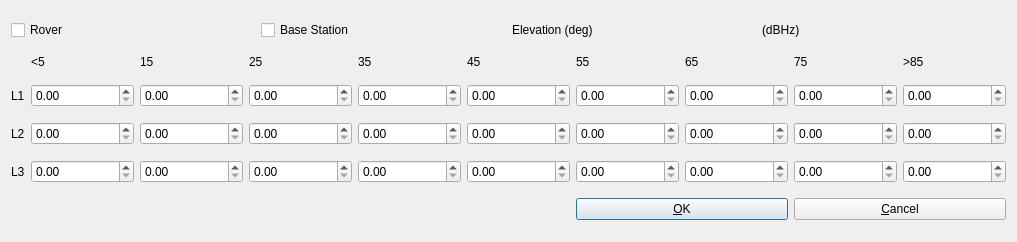
Above: app/qtapp/appcmn_qt/maskoptdlg.ui from lhuisman/myRTKLIB before the change. Below: the same form after it.
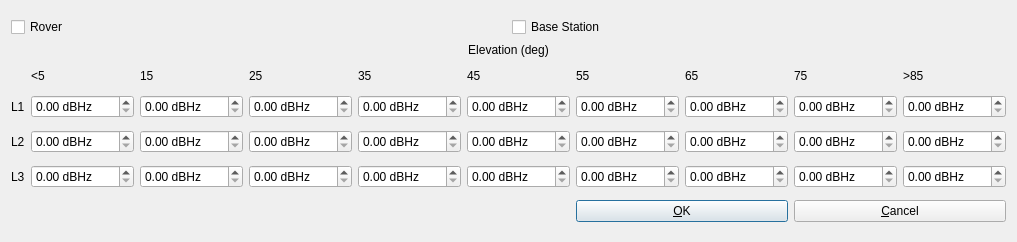
That is the form after the change.

```diff
--- a/app/qtapp/appcmn_qt/maskoptdlg.ui
+++ b/app/qtapp/appcmn_qt/maskoptdlg.ui
@@ -71,7 +71,10 @@
       <string/>
      </property>
      <property name="text" stdset="0">
-      <string>0,00</string>
+      <string>0,00 dBHz</string>
+     </property>
+     <property name="suffix">
+      <string> dBHz</string>
      </property>
      <property name="maximum">
       <double>90.000000000000000</double>
@@ -100,7 +103,10 @@
       <string/>
      </property>
      <property name="text" stdset="0">
-      <string>0,00</string>
+      <string>0,00 dBHz</string>
+     </property>
+     <property name="suffix">
+      <string> dBHz</string>
      </property>
      <property name="maximum">
       <double>90.000000000000000</double>
@@ -113,7 +119,10 @@
       <string/>
      </property>
      <property name="text" stdset="0">
-      <string>0,00</string>
+      <string>0,00 dBHz</string>
+     </property>
+     <property name="suffix">
+      <string> dBHz</string>
      </property>
      <property name="maximum">
       <double>90.000000000000000</double>
@@ -184,7 +193,10 @@
       <string/>
      </property>
      <property name="text" stdset="0">
-      <string>0,00</string>
+      <string>0,00 dBHz</string>
+     </property>
+     <property name="suffix">
+      <string> dBHz</string>
      </property>
      <property name="maximum">
       <double>90.000000000000000</double>
@@ -197,7 +209,10 @@
       <string/>
      </property>
      <property name="text" stdset="0">
-      <string>0,00</string>
+      <string>0,00 dBHz</string>
+     </property>
+     <property name="suffix">
+      <string> dBHz</string>
      </property>
      <property name="maximum">
       <double>90.000000000000000</double>
@@ -210,7 +225,10 @@
       <string/>
      </property>
      <property name="text" stdset="0">
-      <string>0,00</string>
+      <string>0,00 dBHz</string>
+     </property>
+     <property name="suffix">
+      <string> dBHz</string>
      </property>
      <property name="maximum">
       <double>90.000000000000000</double>
@@ -223,7 +241,10 @@
       <string/>
      </property>
      <property name="text" stdset="0">
-      <string>0,00</string>
+      <string>0,00 dBHz</string>
+     </property>
+     <property name="suffix">
+      <string> dBHz</string>
      </property>
      <property name="maximum">
       <double>90.000000000000000</double>
@@ -236,7 +257,10 @@
       <string/>
      </property>
      <property name="text" stdset="0">
-      <string>0,00</string>
+      <string>0,00 dBHz</string>
+     </property>
+     <property name="suffix">
+      <string> dBHz</string>
      </property>
      <property name="maximum">
       <double>90.000000000000000</double>
@@ -249,7 +273,10 @@
       <string/>
      </property>
      <property name="text" stdset="0">
-      <string>0,00</string>
+      <string>0,00 dBHz</string>
+     </property>
+     <property name="suffix">
+      <string> dBHz</string>
      </property>
      <property name="maximum">
       <double>90.000000000000000</double>
@@ -262,7 +289,10 @@
       <string/>
      </property>
      <property name="text" stdset="0">
-      <string>0,00</string>
+      <string>0,00 dBHz</string>
+     </property>
+     <property name="suffix">
+      <string> dBHz</string>
      </property>
      <property name="maximum">
       <double>90.000000000000000</double>
@@ -291,7 +321,10 @@
       <string/>
      </property>
      <property name="text" stdset="0">
-      <string>0,00</string>
+      <string>0,00 dBHz</string>
+     </property>
+     <property name="suffix">
+      <string> dBHz</string>
      </property>
      <property name="maximum">
       <double>90.000000000000000</double>
@@ -320,7 +353,10 @@
       <string/>
      </property>
      <property name="text" stdset="0">
-      <string>0,00</string>
+      <string>0,00 dBHz</string>
+     </property>
+     <property name="suffix">
+      <string> dBHz</string>
      </property>
      <property name="maximum">
       <double>90.000000000000000</double>
@@ -333,7 +369,10 @@
       <string/>
      </property>
      <property name="text" stdset="0">
-      <string>0,00</string>
+      <string>0,00 dBHz</string>
+     </property>
+     <property name="suffix">
+      <string> dBHz</string>
      </property>
      <property name="maximum">
       <double>90.000000000000000</double>
@@ -346,7 +385,10 @@
       <string/>
      </property>
      <property name="text" stdset="0">
-      <string>0,00</string>
+      <string>0,00 dBHz</string>
+     </property>
+     <property name="suffix">
+      <string> dBHz</string>
      </property>
      <property name="maximum">
       <double>90.000000000000000</double>
@@ -359,7 +401,10 @@
       <string/>
      </property>
      <property name="text" stdset="0">
-      <string>0,00</string>
+      <string>0,00 dBHz</string>
+     </property>
+     <property name="suffix">
+      <string> dBHz</string>
      </property>
      <property name="maximum">
       <double>90.000000000000000</double>
@@ -372,7 +417,10 @@
       <string/>
      </property>
      <property name="text" stdset="0">
-      <string>0,00</string>
+      <string>0,00 dBHz</string>
+     </property>
+     <property name="suffix">
+      <string> dBHz</string>
      </property>
      <property name="maximum">
       <double>90.000000000000000</double>
@@ -385,7 +433,10 @@
       <string/>
      </property>
      <property name="text" stdset="0">
-      <string>0,00</string>
+      <string>0,00 dBHz</string>
+     </property>
+     <property name="suffix">
+      <string> dBHz</string>
      </property>
      <property name="maximum">
       <double>90.000000000000000</double>
@@ -398,7 +449,10 @@
       <string/>
      </property>
      <property name="text" stdset="0">
-      <string>0,00</string>
+      <string>0,00 dBHz</string>
+     </property>
+     <property name="suffix">
+      <string> dBHz</string>
      </property>
      <property name="maximum">
       <double>90.000000000000000</double>
@@ -411,7 +465,10 @@
       <string/>
      </property>
      <property name="text" stdset="0">
-      <string>0,00</string>
+      <string>0,00 dBHz</string>
+     </property>
+     <property name="suffix">
+      <string> dBHz</string>
      </property>
      <property name="maximum">
       <double>90.000000000000000</double>
@@ -424,7 +481,10 @@
       <string/>
      </property>
      <property name="text" stdset="0">
-      <string>0,00</string>
+      <string>0,00 dBHz</string>
+     </property>
+     <property name="suffix">
+      <string> dBHz</string>
      </property>
      <property name="maximum">
       <double>90.000000000000000</double>
@@ -437,7 +497,10 @@
       <string/>
      </property>
      <property name="text" stdset="0">
-      <string>0,00</string>
+      <string>0,00 dBHz</string>
+     </property>
+     <property name="suffix">
+      <string> dBHz</string>
      </property>
      <property name="maximum">
       <double>90.000000000000000</double>
@@ -466,7 +529,10 @@
       <string/>
      </property>
      <property name="text" stdset="0">
-      <string>0,00</string>
+      <string>0,00 dBHz</string>
+     </property>
+     <property name="suffix">
+      <string> dBHz</string>
      </property>
      <property name="maximum">
       <double>90.000000000000000</double>
@@ -479,7 +545,10 @@
       <string/>
      </property>
      <property name="text" stdset="0">
-      <string>0,00</string>
+      <string>0,00 dBHz</string>
+     </property>
+     <property name="suffix">
+      <string> dBHz</string>
      </property>
      <property name="maximum">
       <double>90.000000000000000</double>
@@ -543,7 +612,10 @@
       <string/>
      </property>
      <property name="text" stdset="0">
-      <string>0,00</string>
+      <string>0,00 dBHz</string>
+     </property>
+     <property name="suffix">
+      <string> dBHz</string>
      </property>
      <property name="maximum">
       <double>90.000000000000000</double>
@@ -556,7 +628,10 @@
       <string/>
      </property>
      <property name="text" stdset="0">
-      <string>0,00</string>
+      <string>0,00 dBHz</string>
+     </property>
+     <property name="suffix">
+      <string> dBHz</string>
      </property>
      <property name="maximum">
       <double>90.000000000000000</double>
@@ -569,7 +644,10 @@
       <string/>
      </property>
      <property name="text" stdset="0">
-      <string>0,00</string>
+      <string>0,00 dBHz</string>
+     </property>
+     <property name="suffix">
+      <string> dBHz</string>
      </property>
      <property name="maximum">
       <double>90.000000000000000</double>
@@ -582,7 +660,10 @@
       <string/>
      </property>
      <property name="text" stdset="0">
-      <string>0,00</string>
+      <string>0,00 dBHz</string>
+     </property>
+     <property name="suffix">
+      <string> dBHz</string>
      </property>
      <property name="maximum">
       <double>90.000000000000000</double>
@@ -597,7 +678,7 @@
        <verstretch>0</verstretch>
       </sizepolicy>
      </property>
-     <layout class="QHBoxLayout" name="horizontalLayout">
+     <layout class="QGridLayout" name="gridLayout_2">
       <property name="leftMargin">
        <number>0</number>
       </property>
@@ -610,17 +691,7 @@
       <property name="bottomMargin">
        <number>0</number>
       </property>
-      <item>
-       <widget class="QCheckBox" name="cBMaskEnabled1">
-        <property name="toolTip">
-         <string/>
-        </property>
-        <property name="text">
-         <string>Rover</string>
-        </property>
-       </widget>
-      </item>
-      <item>
+      <item row="0" column="2">
        <widget class="QCheckBox" name="cBMaskEnabled2">
         <property name="toolTip">
          <string/>
@@ -630,7 +701,17 @@
         </property>
        </widget>
       </item>
-      <item>
+      <item row="0" column="1">
+       <widget class="QCheckBox" name="cBMaskEnabled1">
+        <property name="toolTip">
+         <string>Apply mask to rover</string>
+        </property>
+        <property name="text">
+         <string>Rover</string>
+        </property>
+       </widget>
+      </item>
+      <item row="1" column="1" colspan="2">
        <widget class="QLabel" name="Label3">
         <property name="toolTip">
          <string/>
@@ -638,15 +719,8 @@
         <property name="text">
          <string>Elevation (deg)</string>
         </property>
-       </widget>
-      </item>
-      <item>
-       <widget class="QLabel" name="Label6">
-        <property name="toolTip">
-         <string/>
-        </property>
-        <property name="text">
-         <string>(dBHz)</string>
+        <property name="alignment">
+         <set>Qt::AlignCenter</set>
         </property>
        </widget>
       </item>
```
Left out of the diff: 4 changed lines with no effect on the pictures.
